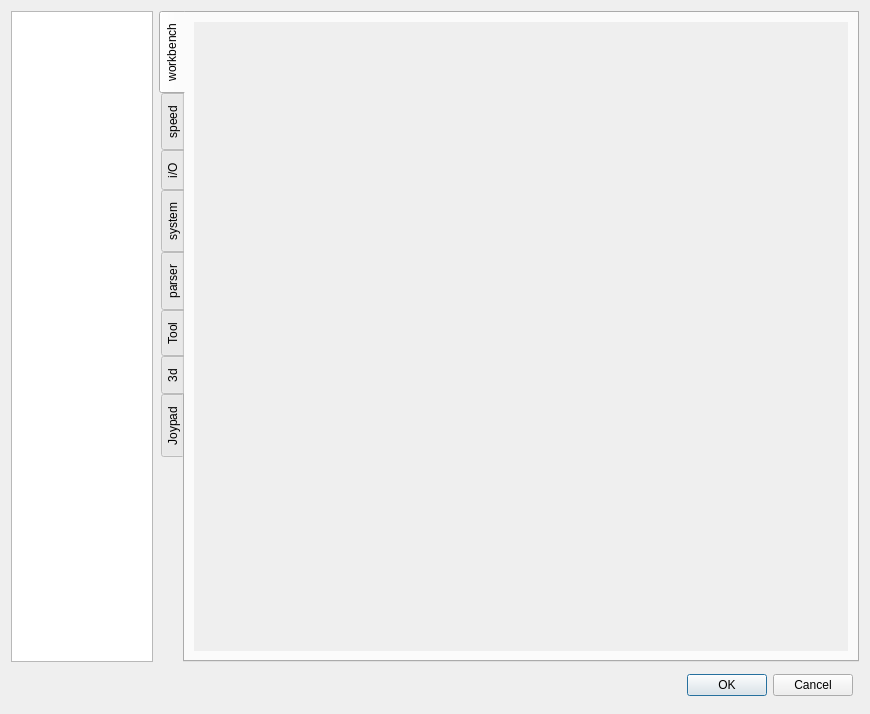
This is sources/forms/Settings.ui in eduard-x/cnc-qt as Qt 5 draws it before an edit. The edited form follows.
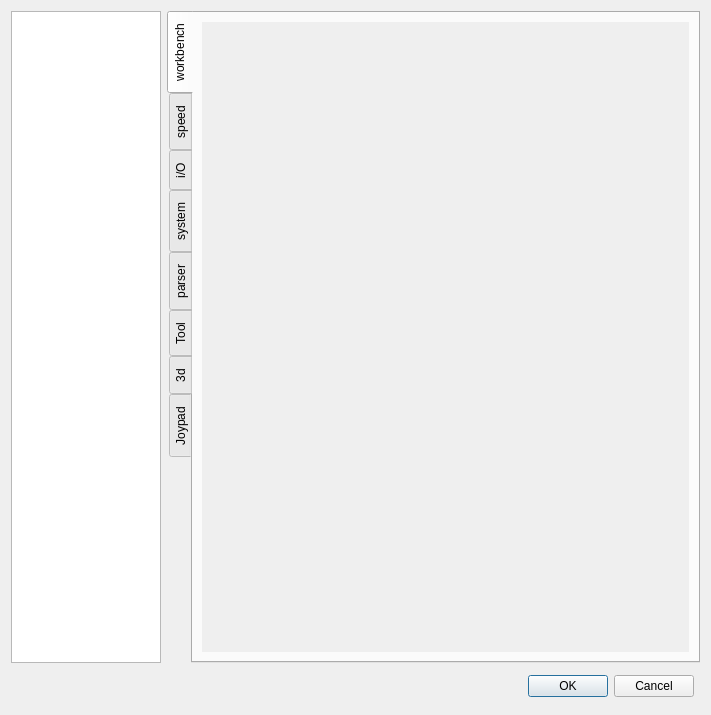
This is the edited form.

What changed in the file:
```diff
--- a/sources/forms/Settings.ui
+++ b/sources/forms/Settings.ui
@@ -6,12 +6,12 @@
    <rect>
     <x>0</x>
     <y>0</y>
-    <width>870</width>
-    <height>714</height>
+    <width>711</width>
+    <height>715</height>
    </rect>
   </property>
   <property name="sizePolicy">
-   <sizepolicy hsizetype="MinimumExpanding" vsizetype="MinimumExpanding">
+   <sizepolicy hsizetype="Minimum" vsizetype="Minimum">
     <horstretch>0</horstretch>
     <verstretch>0</verstretch>
    </sizepolicy>
@@ -56,14 +56,14 @@
      <item row="0" column="1">
       <widget class="QTabWidget" name="tabWidget">
        <property name="sizePolicy">
-        <sizepolicy hsizetype="Minimum" vsizetype="MinimumExpanding">
+        <sizepolicy hsizetype="Minimum" vsizetype="Minimum">
          <horstretch>0</horstretch>
          <verstretch>0</verstretch>
         </sizepolicy>
        </property>
        <property name="minimumSize">
         <size>
-         <width>700</width>
+         <width>500</width>
          <height>0</height>
         </size>
        </property>
@@ -76,6 +76,9 @@
        <property name="tabPosition">
         <enum>QTabWidget::West</enum>
        </property>
+       <property name="tabShape">
+        <enum>QTabWidget::Rounded</enum>
+       </property>
        <property name="currentIndex">
         <number>0</number>
        </property>
@@ -133,12 +136,12 @@
              <rect>
               <x>0</x>
               <y>0</y>
-              <width>649</width>
-              <height>639</height>
+              <width>493</width>
+              <height>640</height>
              </rect>
             </property>
             <property name="sizePolicy">
-             <sizepolicy hsizetype="Minimum" vsizetype="Preferred">
+             <sizepolicy hsizetype="Minimum" vsizetype="Minimum">
               <horstretch>0</horstretch>
               <verstretch>0</verstretch>
              </sizepolicy>
@@ -548,7 +551,7 @@
      <item row="0" column="0">
       <widget class="QTreeWidget" name="treeWidget">
        <property name="sizePolicy">
-        <sizepolicy hsizetype="MinimumExpanding" vsizetype="MinimumExpanding">
+        <sizepolicy hsizetype="Minimum" vsizetype="Minimum">
          <horstretch>0</horstretch>
          <verstretch>0</verstretch>
         </sizepolicy>
```
Left out of the diff: 43 changed lines with no effect on the pictures.
